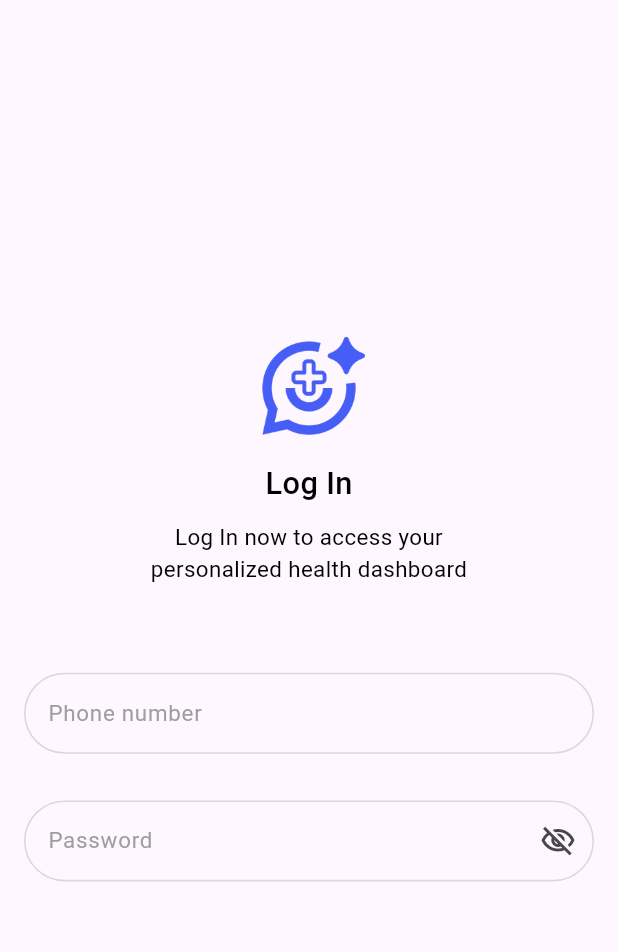
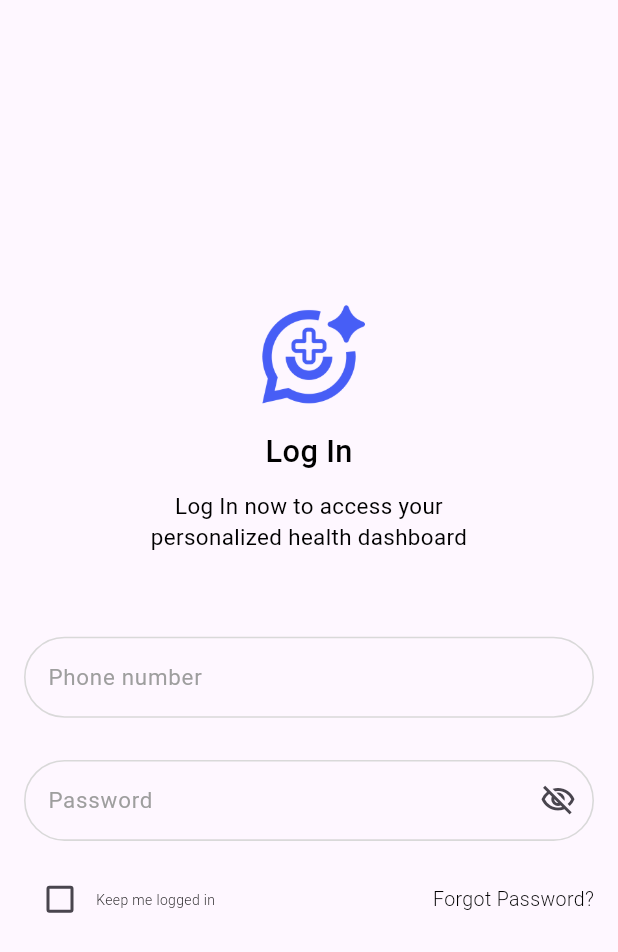
Before and after one commit to Dejito/NaijaMedAssistant, a Flutter app: the screen it shows after launch, on a phone screen of 412 x 824 dp. Shown: the top 952 px of the screen. Run offline on Flutter 3.47's test engine with Material 3 defaults, Android fonts, the phone set to English and light mode, and no system bars; our stand-ins replace flutter_screenutil, fluttertoast, google_fonts, pin_code_text_field; Roboto replaces fonts that are missing (Alegreya).

Commit message:
implemented keepMeLoggedInForgotPassword

```diff
--- a/lib/core/constant/app_colors.dart
+++ b/lib/core/constant/app_colors.dart
@@ -2,7 +2,7 @@ import 'dart:ui';
 
 
 class AppColors {
-  static const primaryColor = Color(0xFF2957C5);
+  static const primaryColor = Color(0xFF334DF6);
   static Color scaffoldBackgroundColor = const Color(0xFFF5F9FC);
   static Color inputFieldBorderColor = const Color(0XFF000000);
   static Color inputErrorBorder = const Color(0xFFEB5757);
--- a/lib/presentation/views/auth/login/login_screen.dart
+++ b/lib/presentation/views/auth/login/login_screen.dart
@@ -4,9 +4,18 @@ import 'package:naija_med_assistant/presentation/views/widgets/text_input.dart';
 import 'package:naija_med_assistant/presentation/views/widgets/titleText.dart';
 
 import '../../../../core/constant/app_assets.dart';
+import 'login_widgets.dart';
 
-class LoginScreen extends StatelessWidget {
+class LoginScreen extends StatefulWidget {
   const LoginScreen({super.key});
+
+  @override
+  State<LoginScreen> createState() => _LoginScreenState();
+}
+
+class _LoginScreenState extends State<LoginScreen> {
+
+  bool isCheckedKeepLoggedIn = false;
 
   @override
   Widget build(BuildContext context) {
@@ -32,7 +41,8 @@ class LoginScreen extends StatelessWidget {
                   topPadding: 12,
                   bottomPadding: 12),
               titleText(
-                text: "Log In now to access your\npersonalized health dashboard",
+                text:
+                    "Log In now to access your\npersonalized health dashboard",
                 fontSize: 16,
                 textAlign: TextAlign.center,
                 bottomPadding: 30,
@@ -46,6 +56,14 @@ class LoginScreen extends StatelessWidget {
                 bottomPadding: 16,
                 suffixIcon: Icon(Icons.visibility_off_outlined),
               ),
+              keepMeLoggedInForgotPassword(
+                value: isCheckedKeepLoggedIn,
+                onClickedChanged: (value) {
+                  setState(() {
+                  isCheckedKeepLoggedIn = value!;
+                  });
+                },
+              )
             ],
           ),
         ),
--- /dev/null
+++ b/lib/presentation/views/auth/login/login_widgets.dart
@@ -0,0 +1,40 @@
+import 'package:flutter/material.dart';
+
+import '../../../../core/constant/app_colors.dart';
+import '../../widgets/titleText.dart';
+
+Container keepMeLoggedInForgotPassword(
+    {required bool value, required Function(bool?) onClickedChanged}) {
+  return Container(
+    decoration: BoxDecoration(borderRadius: BorderRadius.circular(12)),
+    child: Row(
+      mainAxisAlignment: MainAxisAlignment.spaceBetween,
+      children: [
+        Row(
+          children: [
+            Checkbox(
+              checkColor: AppColors.white,
+              activeColor: AppColors.primaryColor,
+              value: value,
+              onChanged: onClickedChanged,
+            ),
+            titleText(
+              text: "Keep me logged in",
+              fontSize: 10,
+              // fontStyle: FontStyle.italic,
+              textAlign: TextAlign.start,
+              fontWeight: FontWeight.w300,
+            ),
+          ],
+        ),
+        titleText(
+          text: "Forgot Password?",
+          fontSize: 14,
+          // fontStyle: FontStyle.italic,
+          textAlign: TextAlign.start,
+          fontWeight: FontWeight.w300,
+        ),
+      ],
+    ),
+  );
+}
--- a/lib/presentation/views/widgets/titleText.dart
+++ b/lib/presentation/views/widgets/titleText.dart
@@ -5,7 +5,7 @@ import 'package:google_fonts/google_fonts.dart';
 Widget titleText(
     {required String text,
       Color color = Colors.black,
-      double fontSize = 14,
+      double fontSize = 12,
       double topPadding = 0.0,
       double bottomPadding = 0.0,
       double startPadding = 0.0,
```
